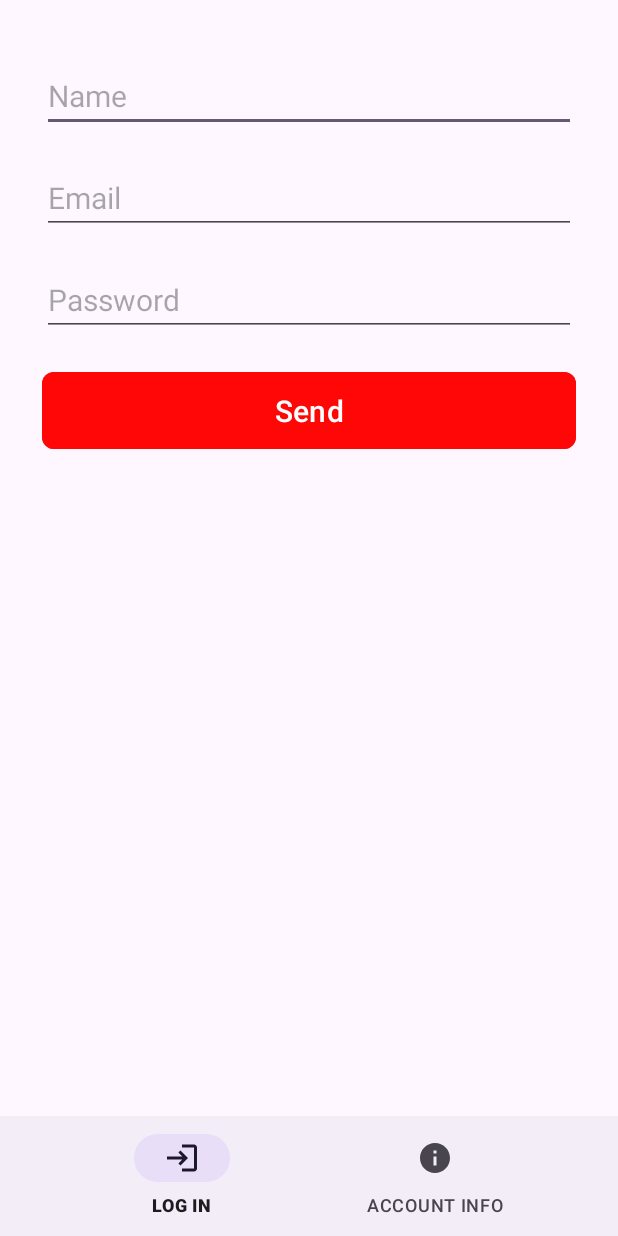
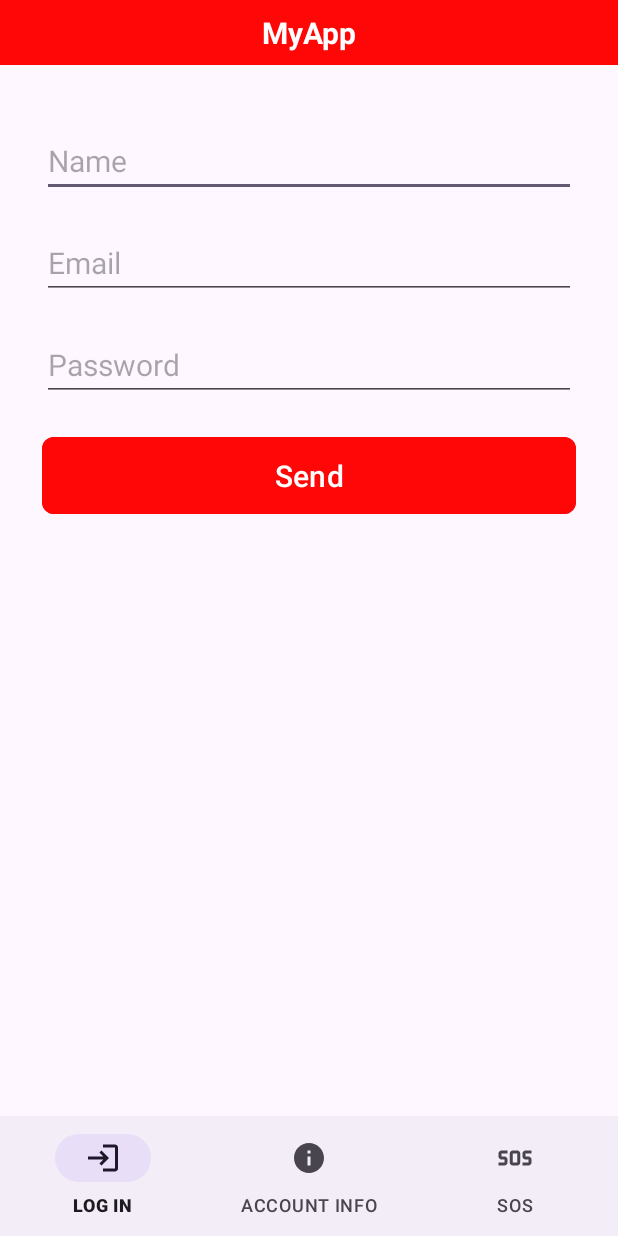
Before and after one commit to toktogazievb/HWlesson1month4, an Android app: the screen it shows after launch (MainActivity), on a phone screen of 412 x 824 dp. Run offline under Robolectric (Android 15) with nearby library versions, the phone set to English and light mode, and no system bars; our stand-ins replace navigation-ui.

Commit message:
App crush fixed

```diff
--- a/app/src/main/java/com/example/hwlesson1month4/ui/fragment/MainFragment.kt
+++ b/app/src/main/java/com/example/hwlesson1month4/ui/fragment/MainFragment.kt
@@ -29,23 +29,21 @@ class MainFragment : Fragment() {
     override fun onViewCreated(view: View, savedInstanceState: Bundle?) {
         super.onViewCreated(view, savedInstanceState)
         setupListener()
-
     }
 
     private fun setupListener() {
+        binding.btn.setOnClickListener {
             val name = binding.etName.text.toString()
             val email = binding.etEmail.text.toString()
             val password = binding.etPassword.text.toString()
-        binding.apply {
-            btn.setOnClickListener {
             if (name.isNotEmpty() && email.isNotEmpty() && password.isNotEmpty()) {
                 val userData = UserData(name, email, password.toInt())
                 val action = MainFragmentDirections.actionMainFragmentToSecondFragment(userData)
                 findNavController().navigate(action)
-                } else
+            } else {
                 Toast.makeText(context, "Неправильно введены данные", Toast.LENGTH_LONG).show()
-
             }
         }
     }
+
 }
--- /dev/null
+++ b/app/src/main/res/drawable/ic_sos.xml
@@ -0,0 +1,5 @@
+<vector xmlns:android="http://schemas.android.com/apk/res/android" android:height="32dp" android:tint="#FF0000" android:viewportHeight="24" android:viewportWidth="24" android:width="32dp">
+
+    <path android:fillColor="@android:color/white" android:pathData="M13.5,7h-3c-1.1,0 -2,0.9 -2,2v6c0,1.1 0.9,2 2,2h3c1.1,0 2,-0.9 2,-2V9C15.5,7.9 14.6,7 13.5,7zM13.5,15h-3V9h3V15zM1,15h4v-2H3c-1.1,0 -2,-0.9 -2,-2V9c0,-1.1 0.9,-2 2,-2h4v2H3v2h2c1.1,0 2,0.9 2,2v2c0,1.1 -0.9,2 -2,2H1V15zM17,15h4v-2h-2c-1.1,0 -2,-0.9 -2,-2V9c0,-1.1 0.9,-2 2,-2h4v2h-4v2h2c1.1,0 2,0.9 2,2v2c0,1.1 -0.9,2 -2,2h-4V15z"/>
+
+</vector>
--- a/app/src/main/res/layout/activity_main.xml
+++ b/app/src/main/res/layout/activity_main.xml
@@ -7,23 +7,37 @@
     android:layout_height="match_parent"
     tools:context=".ui.activity.MainActivity">
 
+    <TextView
+        android:id="@+id/top_bar"
+        android:layout_width="match_parent"
+        android:layout_height="wrap_content"
+        android:padding="8dp"
+        android:gravity="center"
+        android:text="@string/myapp"
+        android:textColor="@color/white"
+        android:textSize="20sp"
+        android:textStyle="bold"
+        android:background="@color/red"
+        app:layout_constraintStart_toStartOf="parent"
+        app:layout_constraintTop_toTopOf="parent" />
+
     <androidx.fragment.app.FragmentContainerView
         android:id="@+id/fragment_container_view"
+        android:name="androidx.navigation.fragment.NavHostFragment"
+        android:layout_width="0dp"
         android:layout_height="0dp"
-        android:layout_width="0dp"
-        android:name="androidx.navigation.fragment.NavHostFragment"
-        app:defaultNavHost = "true"
+        app:defaultNavHost="true"
         app:layout_constraintBottom_toTopOf="@id/bottom_nav"
         app:layout_constraintEnd_toEndOf="parent"
         app:layout_constraintStart_toStartOf="parent"
-        app:layout_constraintTop_toTopOf="parent"
-        app:navGraph = "@navigation/nav_graph"/>
+        app:layout_constraintTop_toBottomOf="@id/top_bar"
+        app:navGraph="@navigation/nav_graph" />
 
     <com.google.android.material.bottomnavigation.BottomNavigationView
         android:id="@+id/bottom_nav"
-        app:menu="@menu/menu"
         android:layout_width="match_parent"
+        android:layout_height="wrap_content"
         app:layout_constraintBottom_toBottomOf="parent"
-        android:layout_height="wrap_content"/>
+        app:menu="@menu/menu" />
 
 </androidx.constraintlayout.widget.ConstraintLayout>
--- a/app/src/main/res/layout/fragment_main.xml
+++ b/app/src/main/res/layout/fragment_main.xml
@@ -13,7 +13,7 @@
         android:layout_height="wrap_content"
         android:layout_marginHorizontal="28dp"
         android:layout_marginTop="40dp"
-        android:hint="Name"
+        android:hint="@string/name"
         android:textSize="20sp" />
 
     <androidx.appcompat.widget.AppCompatEditText
@@ -22,7 +22,7 @@
         android:layout_height="wrap_content"
         android:layout_marginHorizontal="28dp"
         android:layout_marginVertical="20dp"
-        android:hint="Email"
+        android:hint="@string/email"
         android:textSize="20sp" />
 
     <androidx.appcompat.widget.AppCompatEditText
@@ -30,7 +30,8 @@
         android:layout_width="match_parent"
         android:layout_height="wrap_content"
         android:layout_marginHorizontal="28dp"
-        android:hint="Password"
+        android:hint="@string/password"
+        android:inputType="numberPassword"
         android:textSize="20sp" />
 
     <com.google.android.material.button.MaterialButton
@@ -39,9 +40,9 @@
         android:layout_height="wrap_content"
         android:layout_marginHorizontal="28dp"
         android:layout_marginVertical="20dp"
-        android:backgroundTint="#FF0707"
+        android:backgroundTint="@color/red"
         android:padding="12dp"
-        android:text="Send"
+        android:text="@string/send"
         android:textSize="20sp"
         app:cornerRadius="8dp" />
 </LinearLayout>
--- a/app/src/main/res/menu/menu.xml
+++ b/app/src/main/res/menu/menu.xml
@@ -8,4 +8,8 @@
         android:id="@+id/secondFragment"
         android:icon="@drawable/ic_info"
         android:title="ACCOUNT INFO" />
+    <item
+        android:id="@+id/detailFragment"
+        android:icon="@drawable/ic_sos"
+        android:title="SOS"/>
 </menu>
--- a/app/src/main/res/navigation/nav_graph.xml
+++ b/app/src/main/res/navigation/nav_graph.xml
@@ -24,9 +24,13 @@
         tools:layout="@layout/fragment_second">
         <argument
             android:name="userData"
-            app:nullable="true"
             android:defaultValue="@null"
-            app:argType="com.example.hwlesson1month4.data.models.UserData" />
+            app:argType="com.example.hwlesson1month4.data.models.UserData"
+            app:nullable="true" />
     </fragment>
-
+    <fragment
+        android:id="@+id/detailFragment"
+        android:name="com.example.hwlesson1month4.ui.fragment.DetailFragment"
+        android:label="fragment_detail"
+        tools:layout="@layout/fragment_detail" />
 </navigation>
--- a/app/src/main/res/values/colors.xml
+++ b/app/src/main/res/values/colors.xml
@@ -2,4 +2,5 @@
 <resources>
     <color name="black">#FF000000</color>
     <color name="white">#FFFFFFFF</color>
+    <color name="red">#FF0707</color>
 </resources>
--- a/app/src/main/res/values/strings.xml
+++ b/app/src/main/res/values/strings.xml
@@ -2,4 +2,9 @@
     <string name="app_name">HWlesson1month4</string>
     <!-- TODO: Remove or change this placeholder text -->
     <string name="hello_blank_fragment">Hello blank fragment</string>
+    <string name="send">Send</string>
+    <string name="password">Password</string>
+    <string name="email">Email</string>
+    <string name="name">Name</string>
+    <string name="myapp">MyApp</string>
 </resources>
```
Also changed, not shown: app/src/main/java/com/example/hwlesson1month4/ui/fragment/DetailFragment.kt (added, +28 -0 lines), app/src/main/res/layout/fragment_detail.xml (added, +17 -0 lines). Lines whose indentation alone changed are shown as unchanged.
